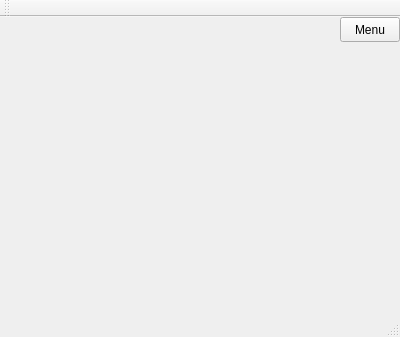
First picture: the form in src/frontend/mainwindow.ui, repository DominikaHoszowska/fiszki_qt, before the edit.
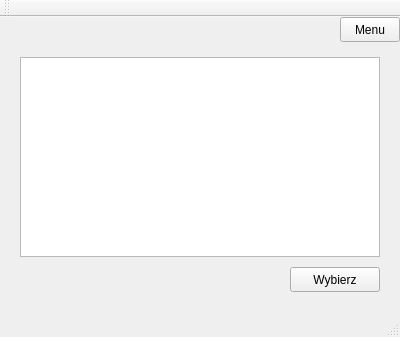
Second picture: the form after the edit. The open tabs and pages were chosen to show the change.

Diff of the .ui file:
```diff
--- a/src/frontend/mainwindow.ui
+++ b/src/frontend/mainwindow.ui
@@ -342,6 +342,35 @@
        <string>Menu</string>
       </property>
      </widget>
+     <widget class="QListWidget" name="selectCollectionLIst">
+      <property name="geometry">
+       <rect>
+        <x>20</x>
+        <y>40</y>
+        <width>360</width>
+        <height>200</height>
+       </rect>
+      </property>
+      <property name="modelColumn">
+       <number>0</number>
+      </property>
+      <property name="currentRow">
+       <number>-1</number>
+      </property>
+     </widget>
+     <widget class="QPushButton" name="selectCollectionB">
+      <property name="geometry">
+       <rect>
+        <x>290</x>
+        <y>250</y>
+        <width>90</width>
+        <height>25</height>
+       </rect>
+      </property>
+      <property name="text">
+       <string>Wybierz</string>
+      </property>
+     </widget>
     </widget>
    </widget>
   </widget>
```
Left out of the diff: 2 changed lines with no effect on the pictures.
